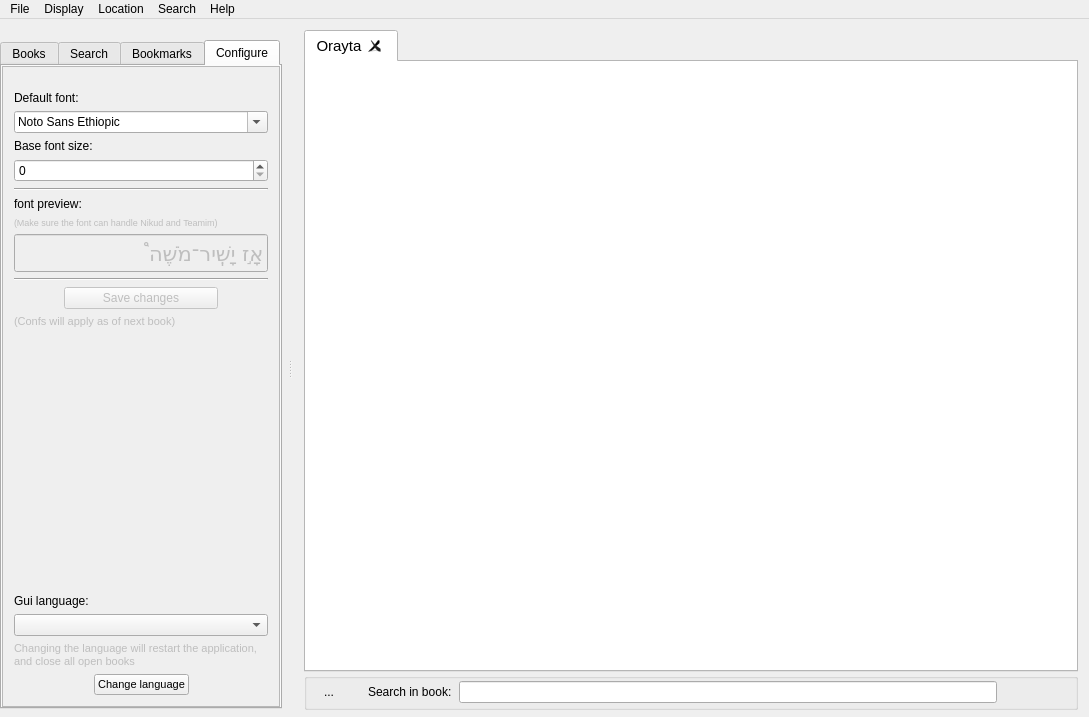
First picture: the form in trunk/mainwindow.ui, repository MosheWagner/Orayta-QT, before the edit.
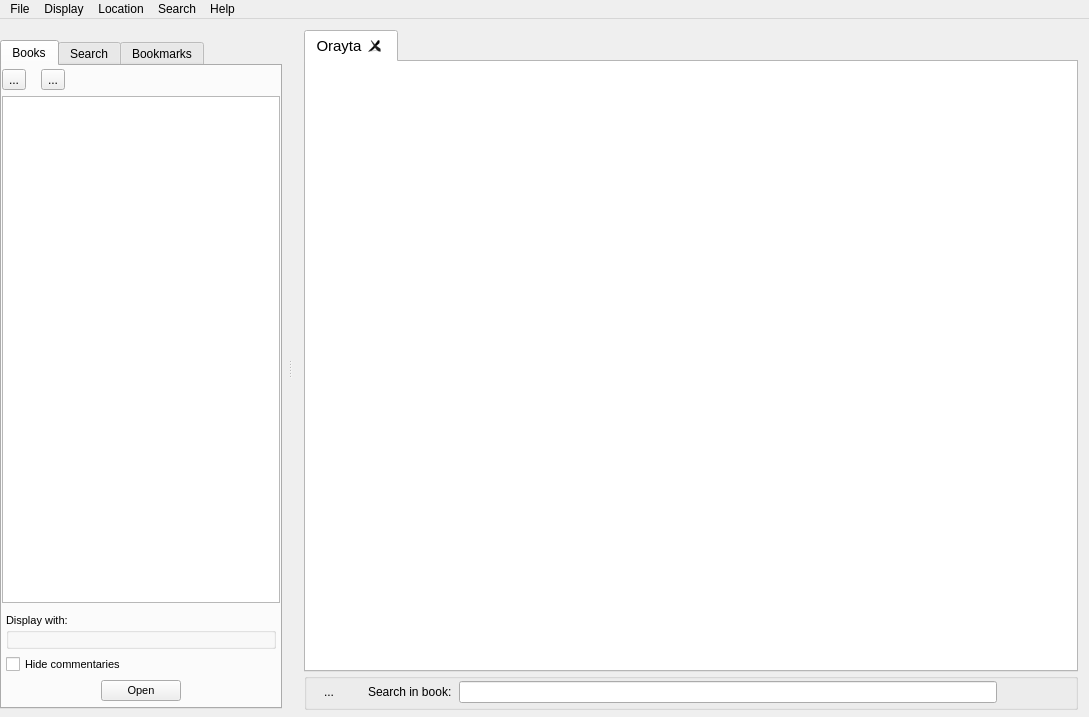
Second picture: the form after the edit. The open tabs and pages were chosen to show the change. Icons and pictures are not drawn. Custom widgets are drawn as their Qt base class.

Commit message: Settings now in a dialog; System language option added

Patch:
```diff
--- a/trunk/mainwindow.ui
+++ b/trunk/mainwindow.ui
@@ -891,6 +891,9 @@
           <number>0</number>
          </property>
          <widget class="QWidget" name="booksTab">
+          <property name="layoutDirection">
+           <enum>Qt::LeftToRight</enum>
+          </property>
           <attribute name="icon">
            <iconset resource="Orayta.qrc">
             <normaloff>:/Icons/bookcase.png</normaloff>:/Icons/bookcase.png</iconset>
@@ -1022,6 +1025,9 @@
                  <pointsize>8</pointsize>
                 </font>
                </property>
+               <property name="layoutDirection">
+                <enum>Qt::LeftToRight</enum>
+               </property>
                <property name="frameShape">
                 <enum>QFrame::NoFrame</enum>
                </property>
@@ -1043,6 +1049,9 @@
                 </property>
                 <item>
                  <widget class="QGroupBox" name="mixedFrame">
+                  <property name="layoutDirection">
+                   <enum>Qt::LeftToRight</enum>
+                  </property>
                   <property name="title">
                    <string>Display with:</string>
                   </property>
@@ -1606,307 +1615,6 @@
            </item>
           </layout>
          </widget>
-         <widget class="QWidget" name="confTab">
-          <attribute name="icon">
-           <iconset resource="Orayta.qrc">
-            <normaloff>:/Icons/configure.png</normaloff>:/Icons/configure.png</iconset>
-          </attribute>
-          <attribute name="title">
-           <string>Configure</string>
-          </attribute>
-          <layout class="QVBoxLayout" name="verticalLayout_6">
-           <property name="margin">
-            <number>0</number>
-           </property>
-           <item>
-            <widget class="QScrollArea" name="scrollArea">
-             <property name="layoutDirection">
-              <enum>Qt::LeftToRight</enum>
-             </property>
-             <property name="widgetResizable">
-              <bool>true</bool>
-             </property>
-             <widget class="QWidget" name="scrollAreaWidgetContents">
-              <property name="geometry">
-               <rect>
-                <x>0</x>
-                <y>0</y>
-                <width>222</width>
-                <height>478</height>
-               </rect>
-              </property>
-              <layout class="QVBoxLayout" name="verticalLayout_7">
-               <property name="spacing">
-                <number>6</number>
-               </property>
-               <property name="topMargin">
-                <number>24</number>
-               </property>
-               <item>
-                <widget class="QLabel" name="label_9">
-                 <property name="text">
-                  <string>Default font:</string>
-                 </property>
-                </widget>
-               </item>
-               <item>
-                <widget class="QFontComboBox" name="fontComboBox">
-                 <property name="layoutDirection">
-                  <enum>Qt::LeftToRight</enum>
-                 </property>
-                 <property name="styleSheet">
-                  <string>font: 8pt &quot;Sans Serif&quot;;</string>
-                 </property>
-                 <property name="currentIndex">
-                  <number>155</number>
-                 </property>
-                 <property name="sizeAdjustPolicy">
-                  <enum>QComboBox::AdjustToContentsOnFirstShow</enum>
-                 </property>
-                 <property name="writingSystem">
-                  <enum>QFontDatabase::Any</enum>
-                 </property>
-                 <property name="currentFont">
-                  <font>
-                   <family>Nachlieli CLM</family>
-                  </font>
-                 </property>
-                </widget>
-               </item>
-               <item>
-                <widget class="QLabel" name="label_4">
-                 <property name="text">
-                  <string>Base font size:</string>
-                 </property>
-                </widget>
-               </item>
-               <item>
-                <widget class="QSpinBox" name="fonSizeSpinBox"/>
-               </item>
-               <item>
-                <widget class="Line" name="line_2">
-                 <property name="orientation">
-                  <enum>Qt::Horizontal</enum>
-                 </property>
-                </widget>
-               </item>
-               <item>
-                <widget class="QLabel" name="label_6">
-                 <property name="text">
-                  <string>font preview:</string>
-                 </property>
-                </widget>
-               </item>
-               <item>
-                <widget class="QLabel" name="label_3">
-                 <property name="enabled">
-                  <bool>false</bool>
-                 </property>
-                 <property name="font">
-                  <font>
-                   <pointsize>7</pointsize>
-                  </font>
-                 </property>
-                 <property name="text">
-                  <string>(Make sure the font can handle Nikud and Teamim)</string>
-                 </property>
-                 <property name="wordWrap">
-                  <bool>true</bool>
-                 </property>
-                </widget>
-               </item>
-               <item>
-                <widget class="QLineEdit" name="fontPreview">
-                 <property name="enabled">
-                  <bool>false</bool>
-                 </property>
-                 <property name="font">
-                  <font>
-                   <family>Nachlieli CLM</family>
-                   <pointsize>16</pointsize>
-                  </font>
-                 </property>
-                 <property name="layoutDirection">
-                  <enum>Qt::RightToLeft</enum>
-                 </property>
-                 <property name="text">
-                  <string>אָ֣ז יָשִֽׁיר־מֹשֶׁה֩</string>
-                 </property>
-                </widget>
-               </item>
-               <item>
-                <widget class="Line" name="line_3">
-                 <property name="orientation">
-                  <enum>Qt::Horizontal</enum>
-                 </property>
-                </widget>
-               </item>
-               <item>
-                <layout class="QHBoxLayout" name="horizontalLayout_6">
-                 <property name="topMargin">
-                  <number>0</number>
-                 </property>
-                 <item>
-                  <spacer name="horizontalSpacer_2">
-                   <property name="orientation">
-                    <enum>Qt::Horizontal</enum>
-                   </property>
-                   <property name="sizeType">
-                    <enum>QSizePolicy::Maximum</enum>
-                   </property>
-                   <property name="sizeHint" stdset="0">
-                    <size>
-                     <width>50</width>
-                     <height>20</height>
-                    </size>
-                   </property>
-                  </spacer>
-                 </item>
-                 <item>
-                  <widget class="QPushButton" name="saveConf">
-                   <property name="enabled">
-                    <bool>false</bool>
-                   </property>
-                   <property name="layoutDirection">
-                    <enum>Qt::RightToLeft</enum>
-                   </property>
-                   <property name="text">
-                    <string>Save changes</string>
-                   </property>
-                   <property name="icon">
-                    <iconset resource="Orayta.qrc">
-                     <normaloff>:/Icons/configure.png</normaloff>:/Icons/configure.png</iconset>
-                   </property>
-                  </widget>
-                 </item>
-                 <item>
-                  <spacer name="horizontalSpacer_5">
-                   <property name="orientation">
-                    <enum>Qt::Horizontal</enum>
-                   </property>
-                   <property name="sizeType">
-                    <enum>QSizePolicy::Maximum</enum>
-                   </property>
-                   <property name="sizeHint" stdset="0">
-                    <size>
-                     <width>50</width>
-                     <height>20</height>
-                    </size>
-                   </property>
-                  </spacer>
-                 </item>
-                </layout>
-               </item>
-               <item>
-                <widget class="QLabel" name="label_5">
-                 <property name="enabled">
-                  <bool>false</bool>
-                 </property>
-                 <property name="font">
-                  <font>
-                   <pointsize>8</pointsize>
-                  </font>
-                 </property>
-                 <property name="text">
-                  <string>(Confs will apply as of next book)</string>
-                 </property>
-                </widget>
-               </item>
-               <item>
-                <spacer name="verticalSpacer">
-                 <property name="orientation">
-                  <enum>Qt::Vertical</enum>
-                 </property>
-                 <property name="sizeHint" stdset="0">
-                  <size>
-                   <width>20</width>
-                   <height>40</height>
-                  </size>
-                 </property>
-                </spacer>
-               </item>
-               <item>
-                <widget class="QLabel" name="label_7">
-                 <property name="text">
-                  <string>Gui language:</string>
-                 </property>
-                </widget>
-               </item>
-               <item>
-                <widget class="QComboBox" name="langComboBox"/>
-               </item>
-               <item>
-                <widget class="QLabel" name="label_8">
-                 <property name="enabled">
-                  <bool>false</bool>
-                 </property>
-                 <property name="font">
-                  <font>
-                   <pointsize>8</pointsize>
-                  </font>
-                 </property>
-                 <property name="text">
-                  <string>Changing the language will restart the application, and close all open books</string>
-                 </property>
-                 <property name="scaledContents">
-                  <bool>false</bool>
-                 </property>
-                 <property name="wordWrap">
-                  <bool>true</bool>
-                 </property>
-                </widget>
-               </item>
-               <item>
-                <layout class="QHBoxLayout" name="horizontalLayout_7">
-                 <property name="topMargin">
-                  <number>0</number>
-                 </property>
-                 <item>
-                  <spacer name="horizontalSpacer_6">
-                   <property name="orientation">
-                    <enum>Qt::Horizontal</enum>
-                   </property>
-                   <property name="sizeHint" stdset="0">
-                    <size>
-                     <width>40</width>
-                     <height>20</height>
-                    </size>
-                   </property>
-                  </spacer>
-                 </item>
-                 <item>
-                  <widget class="QPushButton" name="changeLangButton">
-                   <property name="font">
-                    <font>
-                     <pointsize>8</pointsize>
-                    </font>
-                   </property>
-                   <property name="text">
-                    <string>Change language</string>
-                   </property>
-                  </widget>
-                 </item>
-                 <item>
-                  <spacer name="horizontalSpacer_7">
-                   <property name="orientation">
-                    <enum>Qt::Horizontal</enum>
-                   </property>
-                   <property name="sizeHint" stdset="0">
-                    <size>
-                     <width>40</width>
-                     <height>20</height>
-                    </size>
-                   </property>
-                  </spacer>
-                 </item>
-                </layout>
-               </item>
-              </layout>
-             </widget>
-            </widget>
-           </item>
-          </layout>
-         </widget>
         </widget>
        </item>
       </layout>
```
Left out of the diff: 30 changed lines with no effect on the pictures. The commit also changes 14 other files.
